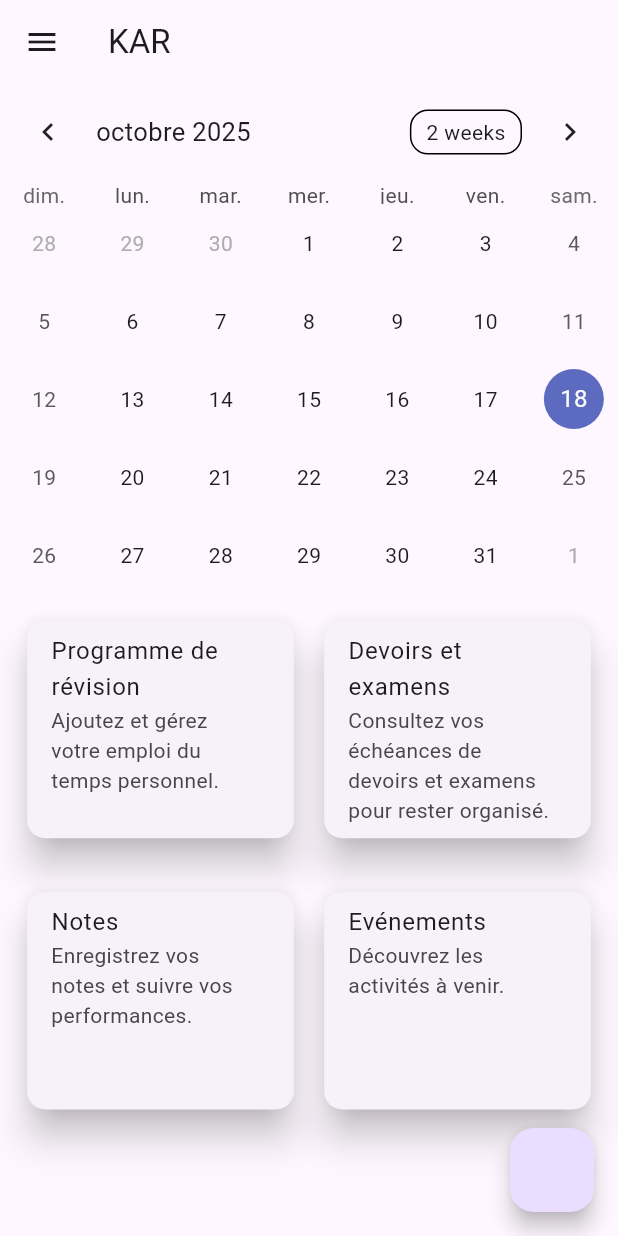
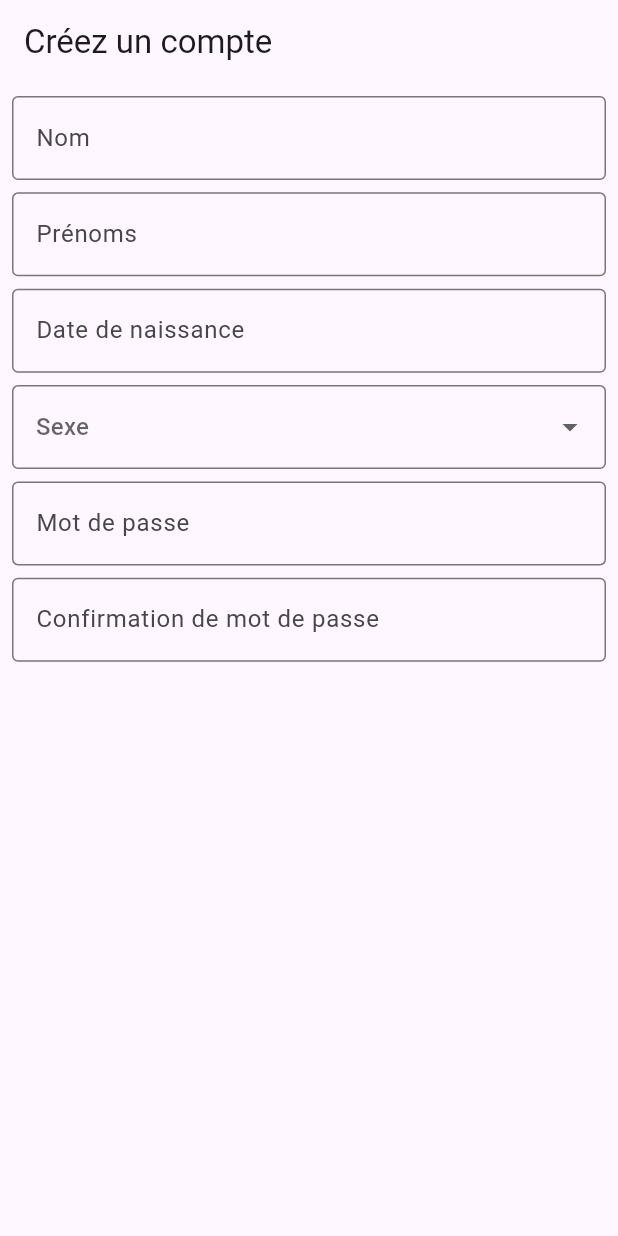
Before and after one commit to Abel-l99/KAR, a Flutter app: the screen it shows after launch, on a phone screen of 412 x 824 dp. Run offline on Flutter 3.47's test engine with Material 3 defaults, Android fonts, the phone set to English and light mode, and no system bars; drawn by our look-alikes of table_calendar; our stand-ins replace shared_preferences, sqflite; accounts and stored records are empty.

Commit message:
base de données réussie et page de création de compte en cours

```diff
--- a/kar/lib/main.dart
+++ b/kar/lib/main.dart
@@ -1,8 +1,11 @@
 import 'package:flutter/material.dart';
 import 'package:intl/date_symbol_data_local.dart';
-import 'package:kar/screens/account_screen.dart';
+import 'package:kar/screens/create_account.dart';
 import 'package:kar/screens/home_screen.dart';
 import 'package:kar/services/auth_service.dart';
+import 'package:sqflite/sqflite.dart';
+
+import 'data/database_helper.dart';
 
 void main() async {
   WidgetsFlutterBinding.ensureInitialized();
@@ -32,7 +35,8 @@ class _MyAppState extends State<MyApp> {
       debugShowCheckedModeBanner: false,
       title: 'Flutter Demo',
       theme: isDarkMode ? ThemeData.dark() : ThemeData.light(),
-      home: HomeScreen(toggleTheme: toggleTheme, isDarkMode: isDarkMode),
+      //home: HomeScreen(toggleTheme: toggleTheme, isDarkMode: isDarkMode),
+      home: CreateAccount(),
     );
   }
 }
--- a/kar/lib/models/composition.dart
+++ b/kar/lib/models/composition.dart
@@ -1,7 +1,7 @@
 class Composition {
   final int? id;
   final String type;
-  final int date;
+  final DateTime date;
 
   Composition({
     this.id,
@@ -13,7 +13,7 @@ class Composition {
     return {
       'id': id,
       'type': type,
-      'date': date,
+      'date': date.toIso8601String(),
     };
   }
 
@@ -21,9 +21,9 @@ class Composition {
     return Composition(
       id: map['id'],
       type: map['type'],
-      date: map['date'],
+      date: DateTime.parse(map['date']),
     );
   }
 
-  DateTime get dateTime => DateTime.fromMillisecondsSinceEpoch(date);
+  DateTime get dateTime => DateTime.fromMillisecondsSinceEpoch(date as int);
 }
--- a/kar/lib/models/programme.dart
+++ b/kar/lib/models/programme.dart
@@ -1,14 +1,12 @@
 class Programme {
   final int? id;
   final DateTime jour;
-  final int statut; // 0 = à venir, 1 = terminé, 2 = pas terminé
-  final int matiereId;
+  final int statut;
 
   Programme({
     this.id,
     required this.jour,
     required this.statut,
-    required this.matiereId,
   });
 
   Map<String, dynamic> toMap() {
@@ -16,7 +14,6 @@ class Programme {
       'id': id,
       'jour': jour.toIso8601String(),
       'statut': statut,
-      'matiereId': matiereId,
     };
   }
 
@@ -25,7 +22,6 @@ class Programme {
       id: map['id'],
       jour: DateTime.parse(map['jour']),
       statut: map['statut'],
-      matiereId: map['matiereId'],
     );
   }
 }
--- a/kar/lib/models/utilisateur.dart
+++ b/kar/lib/models/utilisateur.dart
@@ -1,43 +1,35 @@
 class Utilisateur {
-  final String username;
   final String password;
   final String nom;
   final String prenoms;
   final String sexe;
-  final int age;
-  final String ecole;
+  final DateTime dateNaissance;
 
   Utilisateur({
-    required this.username,
     required this.password,
     required this.nom,
     required this.prenoms,
     required this.sexe,
-    required this.age,
-    required this.ecole,
+    required this.dateNaissance,
   });
 
   Map<String, dynamic> toMap(){
     return {
-      'username':username,
       'password':password,
       'nom':nom,
       'prenoms':prenoms,
       'sexe':sexe,
-      'age':age,
-      'ecole':ecole,
+      'dateNaissance' :dateNaissance
     };
   }
 
   factory Utilisateur.fromMap(Map<String, dynamic> map){
     return Utilisateur(
-        username: map['username'],
         password: map['password'],
         nom: map['nom'],
         prenoms: map['prenoms'],
         sexe: map['sexe'],
-        age: map['age'],
-        ecole: map['ecole']
+        dateNaissance: map['dateNaissance'],
     );
   }
 
--- /dev/null
+++ b/kar/lib/screens/create_account.dart
@@ -0,0 +1,130 @@
+import 'package:flutter/material.dart';
+import 'package:intl/intl.dart';
+
+class CreateAccount extends StatefulWidget {
+  const CreateAccount({super.key});
+
+  @override
+  State<CreateAccount> createState() => _AccountScreenState();
+}
+
+class _AccountScreenState extends State<CreateAccount> {
+
+  String? selectedDate;
+  String? selectedSexe;
+
+  Future<void> selectDate(BuildContext context) async {
+    final DateTime? pickedDate = await showDatePicker(
+      context: context,
+      firstDate: DateTime(2000),
+      lastDate: DateTime.now(),
+    );
+
+    if (pickedDate != null) {
+      setState(() {
+        selectedDate = DateFormat('dd-MM-yyyy').format(pickedDate);
+      });
+    }
+  }
+
+  @override
+  Widget build(BuildContext context) {
+
+    final screenWidth = MediaQuery.of(context).size.width;
+    final screenHeight = MediaQuery.of(context).size.height;
+
+    return SafeArea(child: Scaffold(
+      appBar: AppBar(
+        title: Text("Créez un compte"),
+      ),
+
+      body: Padding(
+        padding: const EdgeInsets.all(8.0),
+        child: Form(
+          child: Column(
+            children: [
+              TextField(
+                decoration: InputDecoration(
+                  border: OutlineInputBorder(),
+                  hintText: "Nom",
+                ),
+              ),
+
+              SizedBox(height: screenHeight*0.01),
+
+              TextField(
+                decoration: InputDecoration(
+                  border: OutlineInputBorder(),
+                  hintText: "Prénoms",
+                ),
+              ),
+
+              SizedBox(height: screenHeight*0.01),
+
+              GestureDetector(
+                onTap: () => selectDate(context),
+                child: AbsorbPointer(
+                  child: TextField(
+                    readOnly: true,
+                    decoration: InputDecoration(
+                      border: OutlineInputBorder(),
+                      hintText: selectedDate ?? "Date de naissance",
+                    ),
+                  ),
+                ),
+              ),
+
+              SizedBox(height: screenHeight*0.01),
+
+
+              DropdownButtonFormField<String>(
+                decoration: const InputDecoration(
+                  border: OutlineInputBorder(),
+                ),
+                value: selectedSexe,
+                hint: const Text("Sexe"),
+                items: const [
+                  DropdownMenuItem(
+                    value: 'masculin',
+                    child: Text('Masculin'),
+                  ),
+                  DropdownMenuItem(
+                    value: 'féminin',
+                    child: Text('Féminin'),
+                  ),
+                ],
+                onChanged: (String? newValue) {
+                  setState(() {
+                    selectedSexe = newValue;
+                  });
+                },
+                validator: (value) =>
+                value == null ? "Veuillez sélectionner un sexe" : null,
+              ),
+
+              SizedBox(height: screenHeight*0.01),
+
+              TextField(
+                obscureText: true,
+                decoration: InputDecoration(
+                  border: OutlineInputBorder(),
+                  hintText: "Mot de passe",
+                ),
+              ),
+
+              SizedBox(height: screenHeight*0.01),
+
+              TextField(
+                obscureText: true,
+                decoration: InputDecoration(
+                  border: OutlineInputBorder(),
+                  hintText: "Confirmation de mot de passe",
+                ),
+              ),
+            ],
+          ),
+        ),
+      ),
+    ));
+  }
+}
--- a/kar/lib/screens/home_screen.dart
+++ b/kar/lib/screens/home_screen.dart
@@ -1,5 +1,5 @@
 import 'package:flutter/material.dart';
-import 'package:kar/screens/account_screen.dart';
+import 'package:kar/screens/create_account.dart';
 import 'package:kar/screens/annee_courante.dart';
 import 'package:kar/services/auth_service.dart';
 import 'package:shared_preferences/shared_preferences.dart';
@@ -130,7 +130,7 @@ class _HomeScreenState extends State<HomeScreen> {
                 });
               },
             ),
-            // Ajoutez les cartes ici
+
             Padding(
               padding: const EdgeInsets.all(8.0),
               child: Row(
@@ -215,7 +215,7 @@ class _HomeScreenState extends State<HomeScreen> {
             Navigator.pushReplacement(
               context,
               MaterialPageRoute(
-                builder: (context) => const AccountScreen(),
+                builder: (context) => const CreateAccount(),
               ),
             );
           },
--- a/kar/lib/services/auth_service.dart
+++ b/kar/lib/services/auth_service.dart
@@ -4,7 +4,7 @@ import 'package:crypto/crypto.dart';
 import 'package:flutter/material.dart';
 import 'package:kar/data/database_helper.dart';
 import 'package:kar/models/utilisateur.dart';
-import 'package:kar/screens/account_screen.dart';
+import 'package:kar/screens/create_account.dart';
 import 'package:shared_preferences/shared_preferences.dart';
 import 'package:sqflite/sqflite.dart';
 
@@ -15,27 +15,24 @@ class AuthService {
     return digest.toString();
   }
 
+  // Création de compte
   static Future<int> registerUser({
-    required String username,
     required String password,
     String? nom,
     String? prenoms,
     String? sexe,
-    int? age,
-    String? ecole
+    DateTime? dateNaissance,
   })async{
     final dbHelper = DatabaseHelper.instance;
 
     final hashedPassword = hashPassword(password);
 
     final user = Utilisateur(
-        username: username,
         password: hashedPassword,
         nom: nom ?? '',
         prenoms: prenoms ?? '',
         sexe: sexe ?? '',
-        age: age ?? 0,
-        ecole: ecole ?? '',
+        dateNaissance: dateNaissance ?? DateTime.now(),
     );
 
     return await dbHelper.ajouterUtilisateur(user);
@@ -44,9 +41,8 @@ class AuthService {
 
 
 
-
+  // Connexion
   static Future<Utilisateur?> login({
-    required String username,
     required String password,
   })async{
     final dbHelper = DatabaseHelper.instance;
@@ -56,17 +52,19 @@ class AuthService {
 
     final result = await db.query(
         'utilisateur',
-      where: 'username = ? AND password = ?',
-      whereArgs: [username, hashedPassword]
+      where: 'password = ?',
+      whereArgs: [hashedPassword]
     );
 
     if (result.isNotEmpty){
       final utilisateur = Utilisateur.fromMap(result.first);
+      String dateNaissanceString = utilisateur.dateNaissance.toIso8601String();
 
       final prefs = await SharedPreferences.getInstance();
-      await prefs.setString('username', utilisateur.username);
       await prefs.setString('nom', utilisateur.nom);
       await prefs.setString('prenoms', utilisateur.prenoms);
+      await prefs.setString('sexe', utilisateur.sexe);
+      await prefs.setString('dateNaissance', dateNaissanceString);
 
       return utilisateur;
     }else{
@@ -75,8 +73,7 @@ class AuthService {
   }
 
 
-
-
+  //Déconnexion
   static Future<void> logout() async{
     final prefs = await SharedPreferences.getInstance();
     await prefs.clear();
--- a/kar/pubspec.yaml
+++ b/kar/pubspec.yaml
@@ -44,6 +44,9 @@ dependencies:
   shared_preferences: ^2.5.3
   table_calendar: ^3.2.0
   intl: ^0.20.2
+
+  flutter_localizations:
+    sdk: flutter
 
 dev_dependencies:
   flutter_test:
```
Also changed, not shown: kar/lib/data/database_helper.dart (+28 -61 lines), kar/lib/models/annee.dart (deleted, +0 -27 lines), kar/lib/models/annee_courante.dart (added, +51 -0 lines), kar/lib/models/semestre.dart (added, +23 -0 lines), kar/lib/models/unit_ensg.dart (deleted, +0 -35 lines), kar/lib/screens/account_screen.dart (deleted, +0 -229 lines), kar/pubspec.lock, 1 other file.
